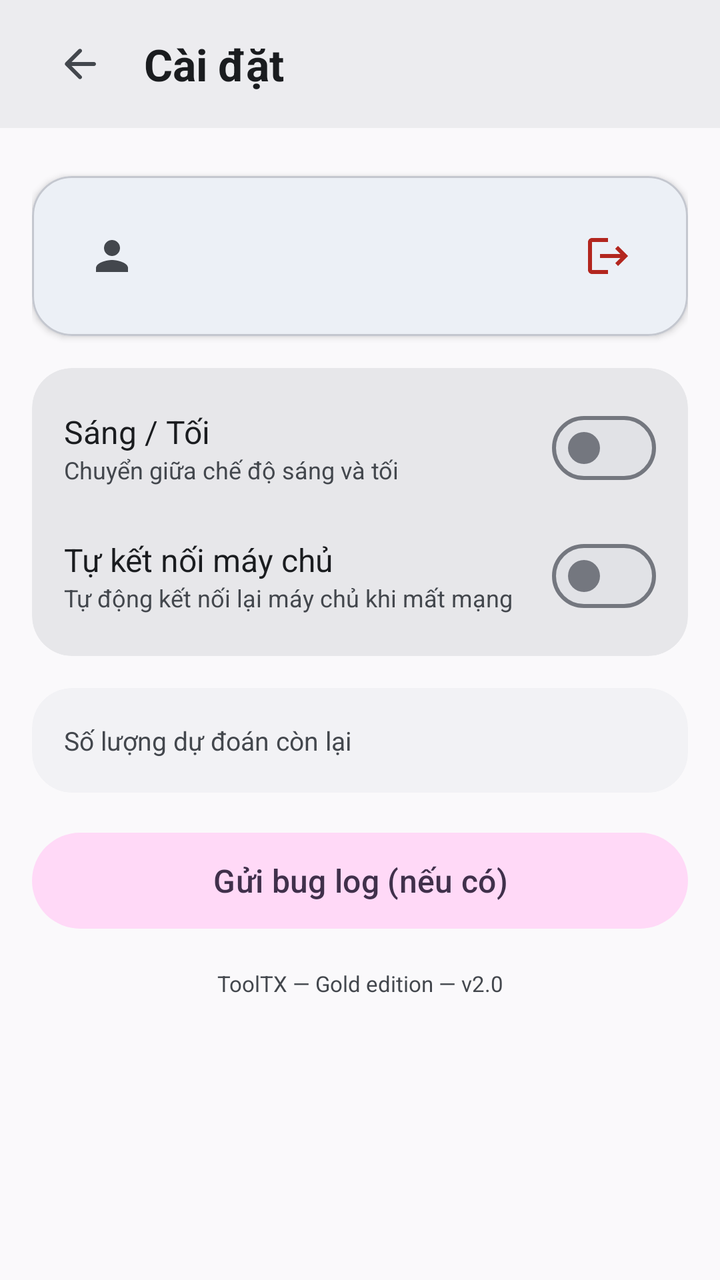
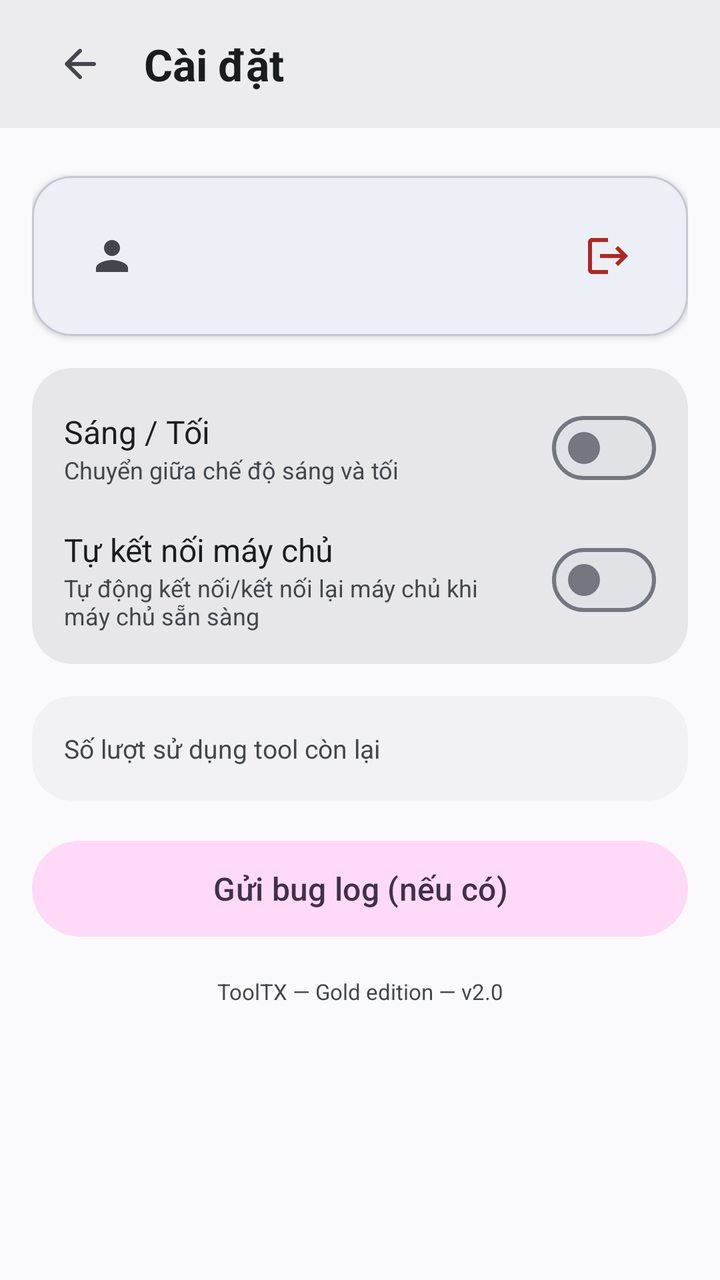

Two renders of the same Android screen: before a commit and after it. Below are the layout's source before the change and the commit's diff.
<!-- AndroidManifest.xml: application theme Theme.ToolTX -->
<!-- res/layout/fragment_settings.xml -->
<?xml version="1.0" encoding="utf-8"?>
<LinearLayout xmlns:android="http://schemas.android.com/apk/res/android"
    xmlns:app="http://schemas.android.com/apk/res-auto"
    android:layout_width="match_parent"
    android:layout_height="match_parent"
    android:background="@color/surface"
    android:orientation="vertical">

    <LinearLayout
        android:layout_width="match_parent"
        android:layout_height="@dimen/bar_height"
        android:background="@color/surfaceContainer"
        android:gravity="center_vertical"
        android:orientation="horizontal"
        android:paddingHorizontal="@dimen/spacing_lg">

        <ImageButton
            android:id="@+id/btn_back"
            android:layout_width="48dp"
            android:layout_height="48dp"
            android:background="?attr/selectableItemBackgroundBorderless"
            android:contentDescription="@string/nav_home"
            android:padding="@dimen/spacing_xs"
            android:src="@drawable/ic_arrow_left"
            android:tint="@color/onSurfaceVariant" />

        <TextView
            android:layout_width="0dp"
            android:layout_height="wrap_content"
            android:layout_marginStart="@dimen/spacing_sm"
            android:layout_weight="1"
            android:text="@string/settings"
            android:textColor="@color/onSurface"
            android:textSize="22sp"
            android:textStyle="bold" />

    </LinearLayout>

    <ScrollView
        android:layout_width="match_parent"
        android:layout_height="match_parent"
        android:background="@color/surface"
        android:clipToPadding="false"
        android:fillViewport="true"
        android:paddingBottom="@dimen/nav_height">

        <LinearLayout
            android:layout_width="match_parent"
            android:layout_height="wrap_content"
            android:orientation="vertical"
            android:padding="@dimen/spacing_lg">

            <com.google.android.material.card.MaterialCardView
                android:layout_width="match_parent"
                android:layout_height="wrap_content"
                android:layout_marginTop="@dimen/spacing_sm"
                app:cardCornerRadius="@dimen/card_radius"
                app:cardElevation="2dp">

                <LinearLayout
                    android:layout_width="match_parent"
                    android:layout_height="wrap_content"
                    android:gravity="center_vertical"
                    android:orientation="horizontal"
                    android:padding="@dimen/card_padding">

                    <ImageButton
                        android:layout_width="48dp"
                        android:layout_height="48dp"
                        android:background="?attr/selectableItemBackgroundBorderless"
                        android:contentDescription="@string/username_hint"
                        android:padding="@dimen/spacing_xs"
                        android:src="@drawable/ic_person"
                        android:tint="@color/onSurfaceVariant" />

                    <LinearLayout
                        android:layout_width="0dp"
                        android:layout_height="wrap_content"
                        android:layout_marginStart="@dimen/spacing_sm"
                        android:layout_weight="1"
                        android:orientation="vertical">

                        <TextView
                            android:id="@+id/tv_profile_name"
                            android:layout_width="match_parent"
                            android:layout_height="wrap_content"
                            android:maxLines="1"
                            android:textColor="@color/onSurface"
                            android:textSize="18sp"
                            android:textStyle="bold" />

                        <TextView
                            android:id="@+id/tv_profile_uid"
                            android:layout_width="match_parent"
                            android:layout_height="wrap_content"
                            android:layout_marginTop="@dimen/spacing_xs"
                            android:maxLines="1"
                            android:textColor="@color/onSurfaceVariant"
                            android:textSize="12sp" />

                    </LinearLayout>

                    <ImageButton
                        android:id="@+id/btn_logout"
                        android:layout_width="48dp"
                        android:layout_height="48dp"
                        android:background="?attr/selectableItemBackgroundBorderless"
                        android:contentDescription="@string/logout"
                        android:padding="@dimen/spacing_xs"
                        android:src="@drawable/ic_logout"
                        android:tint="@color/error" />

                </LinearLayout>
            </com.google.android.material.card.MaterialCardView>

            <com.google.android.material.card.MaterialCardView
                android:layout_width="match_parent"
                android:layout_height="wrap_content"
                android:layout_marginTop="@dimen/spacing_lg"
                app:cardBackgroundColor="@color/surfaceContainerHigh"
                app:cardCornerRadius="@dimen/card_radius"
                app:cardElevation="0dp"
                app:strokeWidth="0dp">

                <LinearLayout
                    android:layout_width="match_parent"
                    android:layout_height="wrap_content"
                    android:orientation="vertical"
                    android:paddingHorizontal="@dimen/card_padding"
                    android:paddingVertical="@dimen/spacing_sm">

                    <LinearLayout
                        android:layout_width="match_parent"
                        android:layout_height="wrap_content"
                        android:gravity="center_vertical"
                        android:orientation="horizontal"
                        android:paddingVertical="@dimen/spacing_sm">

                        <LinearLayout
                            android:layout_width="0dp"
                            android:layout_height="wrap_content"
                            android:layout_weight="1"
                            android:orientation="vertical">

                            <TextView
                                android:layout_width="match_parent"
                                android:layout_height="wrap_content"
                                android:text="@string/dark_mode"
                                android:textColor="@color/onSurface"
                                android:textSize="16sp" />

                            <TextView
                                android:layout_width="match_parent"
                                android:layout_height="wrap_content"
                                android:text="Chuyển giữa chế độ sáng và tối"
                                android:textColor="@color/onSurfaceVariant"
                                android:textSize="12sp" />

                        </LinearLayout>

                        <com.google.android.material.materialswitch.MaterialSwitch
                            android:id="@+id/switch_dark"
                            android:layout_width="wrap_content"
                            android:layout_height="wrap_content"
                            android:layout_marginStart="@dimen/spacing_md" />

                    </LinearLayout>

                    <LinearLayout
                        android:layout_width="match_parent"
                        android:layout_height="wrap_content"
                        android:gravity="center_vertical"
                        android:orientation="horizontal"
                        android:paddingVertical="@dimen/spacing_sm">

                        <LinearLayout
                            android:layout_width="0dp"
                            android:layout_height="wrap_content"
                            android:layout_weight="1"
                            android:orientation="vertical">

                            <TextView
                                android:layout_width="match_parent"
                                android:layout_height="wrap_content"
                                android:text="@string/auto_connect"
                                android:textColor="@color/onSurface"
                                android:textSize="16sp" />

                            <TextView
                                android:layout_width="match_parent"
                                android:layout_height="wrap_content"
                                android:text="Tự động kết nối lại máy chủ khi mất mạng"
                                android:textColor="@color/onSurfaceVariant"
                                android:textSize="12sp" />

                        </LinearLayout>

                        <com.google.android.material.materialswitch.MaterialSwitch
                            android:id="@+id/switch_auto"
                            android:layout_width="wrap_content"
                            android:layout_height="wrap_content"
                            android:layout_marginStart="@dimen/spacing_md" />

                    </LinearLayout>

                </LinearLayout>
            </com.google.android.material.card.MaterialCardView>

            <com.google.android.material.card.MaterialCardView
                android:layout_width="match_parent"
                android:layout_height="wrap_content"
                android:layout_marginTop="@dimen/spacing_lg"
                app:cardBackgroundColor="@color/surfaceContainerLow"
                app:cardCornerRadius="@dimen/card_radius"
                app:cardElevation="0dp"
                app:strokeWidth="0dp">

                <LinearLayout
                    android:layout_width="match_parent"
                    android:layout_height="wrap_content"
                    android:gravity="center_vertical"
                    android:orientation="horizontal"
                    android:padding="@dimen/card_padding">

                    <TextView
                        android:layout_width="0dp"
                        android:layout_height="wrap_content"
                        android:layout_weight="1"
                        android:text="@string/predictions_left"
                        android:textColor="@color/onSurfaceVariant"
                        android:textSize="13sp" />

                    <TextView
                        android:id="@+id/tv_picks"
                        android:layout_width="120dp"
                        android:layout_height="wrap_content"
                        android:layout_marginStart="@dimen/spacing_md"
                        android:gravity="end"
                        android:textColor="@color/onSurface"
                        android:textSize="15sp"
                        android:textStyle="bold" />

                </LinearLayout>
            </com.google.android.material.card.MaterialCardView>

            <com.google.android.material.button.MaterialButton
                android:id="@+id/btn_crash"
                android:layout_width="match_parent"
                android:layout_height="@dimen/btn_height"
                android:layout_marginTop="@dimen/spacing_lg"
                android:text="Gửi bug log (nếu có)"
                android:textColor="@color/onTertiaryContainer"
                android:textSize="16sp"
                app:backgroundTint="@color/tertiaryContainer"
                app:cornerRadius="@dimen/btn_height" />

            <TextView
                android:layout_width="match_parent"
                android:layout_height="wrap_content"
                android:layout_marginTop="@dimen/spacing_lg"
                android:gravity="center"
                android:text="@string/version"
                android:textColor="@color/onSurfaceVariant"
                android:textSize="11sp" />

        </LinearLayout>
    </ScrollView>
</LinearLayout>
<!-- resources referenced by this layout -->
<resources>
  <color name="error">#FFB3261E</color>
  <color name="onSurface">#FF1A1C1F</color>
  <color name="onSurfaceVariant">#FF43474D</color>
  <color name="onTertiaryContainer">#FF40304B</color>
  <color name="surface">#FFFAF9FB</color>
  <color name="surfaceContainer">#FFECECEF</color>
  <color name="surfaceContainerHigh">#FFE7E7EA</color>
  <color name="surfaceContainerLow">#FFF2F2F5</color>
  <color name="tertiaryContainer">#FFFFD9F7</color>
  <dimen name="bar_height">64dp</dimen>
  <dimen name="btn_height">56dp</dimen>
  <dimen name="card_padding">16dp</dimen>
  <dimen name="card_radius">20dp</dimen>
  <dimen name="nav_height">80dp</dimen>
  <dimen name="spacing_lg">16dp</dimen>
  <dimen name="spacing_md">12dp</dimen>
  <dimen name="spacing_sm">8dp</dimen>
  <dimen name="spacing_xs">4dp</dimen>
  <!-- drawable ic_arrow_left (drawable) -->
  <?xml version="1.0" encoding="utf-8"?>
  <vector xmlns:android="http://schemas.android.com/apk/res/android"
      android:width="24dp"
      android:height="24dp"
      android:viewportWidth="24"
      android:viewportHeight="24"
      android:tint="@color/onSurfaceVariant"
      android:tintMode="src_in">
      <path
          android:fillColor="@android:color/white"
          android:pathData="M19,11H7.83l4.88,-4.88c0.39,-0.39 0.39,-1.03 0,-1.42 -0.39,-0.39 -1.02,-0.39 -1.41,0l-6.59,6.59c-0.39,0.39 -0.39,1.02 0,1.41l6.59,6.59c0.39,0.39 1.02,0.39 1.41,0 0.39,-0.39 0.39,-1.02 0,-1.41L7.83,13H19c0.55,0 1,-0.45 1,-1s-0.45,-1 -1,-1z" />
  </vector>
  <!-- drawable ic_logout (drawable) -->
  <?xml version="1.0" encoding="utf-8"?>
  <vector xmlns:android="http://schemas.android.com/apk/res/android"
      android:width="24dp"
      android:height="24dp"
      android:viewportWidth="24"
      android:viewportHeight="24"
      android:tint="@color/onSurfaceVariant"
      android:tintMode="src_in">
      <path
          android:fillColor="@android:color/white"
          android:pathData="M17,7l-1.41,1.41L18.17,11H8v2h10.17l-2.58,2.58L17,17l5-5zM4,5h8V3H4c-1.1,0-2,0.9-2,2v14c0,1.1 0.9,2 2,2h8v-2H4V5z" />
  </vector>
  <!-- drawable ic_person (drawable) -->
  <vector xmlns:android="http://schemas.android.com/apk/res/android"
      android:width="24dp"
      android:height="24dp"
      android:viewportWidth="24"
      android:viewportHeight="24"
      android:tint="@color/onSurfaceVariant">
      <path
          android:fillColor="@android:color/white"
          android:pathData="M12,12c2.21,0 4,-1.79 4,-4s-1.79,-4 -4,-4 -4,1.79 -4,4 1.79,4 4,4zM12,14c-2.67,0 -8,1.34 -8,4v2h16v-2c0,-2.66 -5.33,-4 -8,-4z" />
  </vector>
  <string name="auto_connect">Tự kết nối máy chủ</string>
  <string name="dark_mode">Sáng / Tối</string>
  <string name="logout">Đăng xuất</string>
  <string name="nav_home">Trang chủ</string>
  <string name="predictions_left">Số lượng dự đoán còn lại</string>
  <string name="settings">Cài đặt</string>
  <string name="username_hint">Tên đăng nhập</string>
  <string name="version">ToolTX — Gold edition — v2.0</string>
  <color name="primary">#FF3E7FC0</color>
  <color name="onPrimary">#FFFFFFFF</color>
  <color name="primaryContainer">#FFD3E4FF</color>
  <color name="onPrimaryContainer">#FF0B2C4F</color>
  <color name="secondary">#FF54657A</color>
  <color name="secondaryContainer">#FFD7E3F8</color>
  <color name="onSecondaryContainer">#FF27364A</color>
  <color name="tertiary">#FF785A74</color>
  <color name="background">#FFFAF9FB</color>
  <color name="surfaceContainerHighest">#FFE1E2E6</color>
  <color name="outline">#FF74777F</color>
  <color name="outlineVariant">#FFC4C7CF</color>
  <color name="onError">#FFFFFFFF</color>
  <color name="errorContainer">#FFFFDAD6</color>
  <color name="onErrorContainer">#FF410002</color>
</resources>

<!-- the commit's change to res/layout/fragment_settings.xml (unified diff, before → after) -->
@@ -84,6 +84,7 @@
                             android:id="@+id/tv_profile_name"
                             android:layout_width="match_parent"
                             android:layout_height="wrap_content"
+                            android:ellipsize="end"
                             android:maxLines="1"
                             android:textColor="@color/onSurface"
                             android:textSize="18sp"
@@ -189,7 +190,7 @@
                             <TextView
                                 android:layout_width="match_parent"
                                 android:layout_height="wrap_content"
-                                android:text="Tự động kết nối lại máy chủ khi mất mạng"
+                                android:text="Tự động kết nối/kết nối lại máy chủ khi máy chủ sẵn sàng"
                                 android:textColor="@color/onSurfaceVariant"
                                 android:textSize="12sp" />
 
<!-- resource entries referenced after the edit -->
@@ -59,7 +59,7 @@
   <string name="dark_mode">Sáng / Tối</string>
   <string name="logout">Đăng xuất</string>
   <string name="nav_home">Trang chủ</string>
-  <string name="predictions_left">Số lượng dự đoán còn lại</string>
+  <string name="predictions_left">Số lượt sử dụng tool còn lại</string>
   <string name="settings">Cài đặt</string>
   <string name="username_hint">Tên đăng nhập</string>
   <string name="version">ToolTX — Gold edition — v2.0</string>
